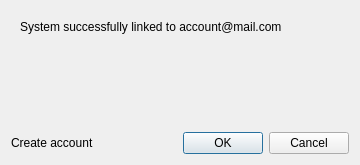
Before: the Qt Designer form client/src/ui/dialogs/link_to_cloud_dialog.ui in networkoptix/nx_open, drawn with Qt 5.
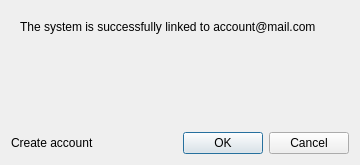
After: the same form once the commit is applied. The open tabs and pages were chosen to show the change.

Commit message:
VMS-1603: Fix success label in the link to cloud dialog.
<==== Mercurial data ====>
Branch: dev_3.0.0_gui

```diff
--- a/client/src/ui/dialogs/link_to_cloud_dialog.ui
+++ b/client/src/ui/dialogs/link_to_cloud_dialog.ui
@@ -52,11 +52,14 @@
        <item alignment="Qt::AlignTop">
         <widget class="QLabel" name="successLabel">
          <property name="text">
-          <string notr="true">System successfully linked to account@mail.com</string>
+          <string notr="true">The system is successfully linked to account@mail.com</string>
          </property>
          <property name="textFormat">
           <enum>Qt::PlainText</enum>
          </property>
+         <property name="wordWrap">
+          <bool>true</bool>
+         </property>
         </widget>
        </item>
       </layout>
```
The commit also changes 1 other file.
